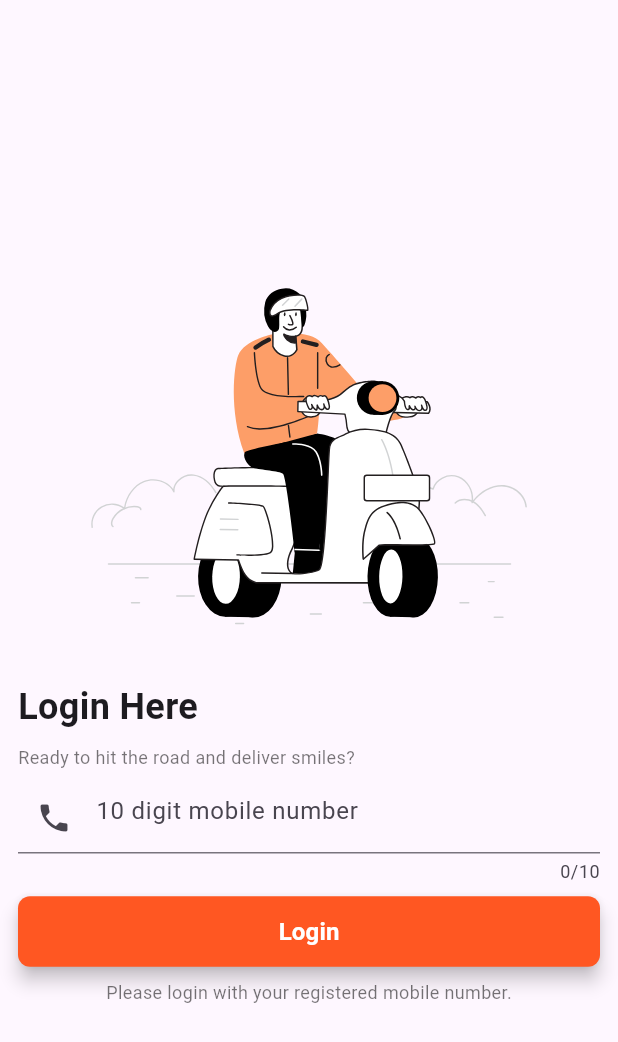
After one commit to gepton-infotech/dragonfly, a Flutter app: the screen it shows after launch, on a phone screen of 412 x 824 dp. The commit adds this screen. Shown: the top 1042 px of the screen. Run offline on Flutter 3.47's test engine with Material 3 defaults, Android fonts, the phone set to English and light mode, and no system bars; our stand-ins replace flutter_bloc, flutter_svg, google_fonts.

Commit message:
feat: Adds login and otp forms

```diff
--- a/milkton_executive/lib/main.dart
+++ b/milkton_executive/lib/main.dart
@@ -27,6 +27,7 @@ class MilktonExecutive extends StatelessWidget {
           useMaterial3: true,
         ),
         home: BlocBuilder<AuthCubit, AuthState>(
+          buildWhen: (previous, current) => current is! AuthInitial,
           builder: (context, state) {
             if (state is AuthLoggedInState) {
               return const SplashScreen();
--- a/milkton_executive/lib/presentation/screens/login.dart
+++ b/milkton_executive/lib/presentation/screens/login.dart
@@ -1,5 +1,11 @@
 import 'package:flutter/material.dart';
-import 'package:flutter_svg/svg.dart';
+import 'package:flutter_bloc/flutter_bloc.dart';
+import 'package:milkton_executive/cubit/auth/auth_cubit.dart';
+import 'package:milkton_executive/presentation/widgets/login_form.dart';
+import 'package:milkton_executive/presentation/widgets/otp_form.dart';
+
+// Define constants
+const double paddingValue = 12.0;
 
 class LoginScreen extends StatelessWidget {
   const LoginScreen({super.key});
@@ -9,69 +15,24 @@ class LoginScreen extends StatelessWidget {
     return Scaffold(
       body: Center(
         child: Padding(
-          padding: const EdgeInsets.symmetric(horizontal: 12),
-          child: SingleChildScrollView(
-            child: Column(
-              mainAxisAlignment: MainAxisAlignment.center,
-              crossAxisAlignment: CrossAxisAlignment.stretch,
-              children: [
-                SvgPicture.asset('assets/images/scooter.svg'),
-                const Text(
-                  'Login Here',
-                  style: TextStyle(
-                    fontSize: 24,
-                    fontWeight: FontWeight.bold,
+          padding: const EdgeInsets.symmetric(horizontal: paddingValue),
+          child: BlocConsumer<AuthCubit, AuthState>(
+            listener: (context, state) {
+              if (state is AuthErrorState) {
+                ScaffoldMessenger.of(context).showSnackBar(
+                  SnackBar(
+                    content: Text(state.error),
+                    backgroundColor: Colors.red,
                   ),
-                ),
-                const SizedBox(height: 8.0),
-                const Text(
-                  'Ready to hit the road and deliver smiles?',
-                  style: TextStyle(
-                    fontSize: 12,
-                    color: Colors.black54,
-                  ),
-                ),
-                const SizedBox(height: 8.0),
-                const TextField(
-                  maxLength: 10,
-                  keyboardType: TextInputType.phone,
-                  decoration: InputDecoration(
-                    hintText: '10 digit mobile number',
-                    prefixIcon: Icon(Icons.phone),
-                  ),
-                ),
-                const SizedBox(height: 8.0),
-                ElevatedButton(
-                  onPressed: () {},
-                  style: ElevatedButton.styleFrom(
-                    backgroundColor: Colors.deepOrange, // background color
-                    foregroundColor: Colors.white, // text color
-                    elevation: 5, // button's elevation when it's pressed
-                    shape: RoundedRectangleBorder(
-                      borderRadius: BorderRadius.circular(8.0),
-                    ),
-                    padding: const EdgeInsets.symmetric(vertical: 12),
-                  ),
-                  child: const Text(
-                    'Login',
-                    style: TextStyle(
-                      fontSize: 16,
-                      fontWeight: FontWeight.bold,
-                    ),
-                  ),
-                ),
-                const SizedBox(height: 8.0),
-                const Center(
-                  child: Text(
-                    'Please login with your registered mobile number.',
-                    style: TextStyle(
-                      fontSize: 12,
-                      color: Colors.black54,
-                    ),
-                  ),
-                )
-              ],
-            ),
+                );
+              }
+            },
+            builder: (context, state) {
+              if (state is AuthCodeSentState) {
+                return const OtpForm();
+              }
+              return const LoginForm();
+            },
           ),
         ),
       ),
--- /dev/null
+++ b/milkton_executive/lib/presentation/widgets/login_form.dart
@@ -0,0 +1,76 @@
+import 'package:flutter/material.dart';
+import 'package:flutter_svg/svg.dart';
+import 'package:milkton_executive/presentation/widgets/otp_form.dart';
+
+const double sizedBoxHeight = 8.0;
+
+class LoginForm extends StatelessWidget {
+  const LoginForm({super.key});
+
+  @override
+  Widget build(BuildContext context) {
+    return SingleChildScrollView(
+      child: Column(
+        mainAxisAlignment: MainAxisAlignment.center,
+        crossAxisAlignment: CrossAxisAlignment.stretch,
+        children: [
+          SvgPicture.asset('assets/images/scooter.svg'),
+          const Text(
+            'Login Here',
+            style: TextStyle(
+              fontSize: 24,
+              fontWeight: FontWeight.bold,
+            ),
+          ),
+          const SizedBox(height: sizedBoxHeight),
+          const Text(
+            'Ready to hit the road and deliver smiles?',
+            style: TextStyle(
+              fontSize: 12,
+              color: Colors.black54,
+            ),
+          ),
+          const SizedBox(height: sizedBoxHeight),
+          const TextField(
+            maxLength: 10,
+            keyboardType: TextInputType.phone,
+            decoration: InputDecoration(
+              hintText: '10 digit mobile number',
+              prefixIcon: Icon(Icons.phone),
+            ),
+          ),
+          const SizedBox(height: sizedBoxHeight),
+          ElevatedButton(
+            onPressed: () {},
+            style: ElevatedButton.styleFrom(
+              backgroundColor: Colors.deepOrange, // background color
+              foregroundColor: Colors.white, // text color
+              elevation: 5, // button's elevation when it's pressed
+              shape: RoundedRectangleBorder(
+                borderRadius: BorderRadius.circular(8.0),
+              ),
+              padding: const EdgeInsets.symmetric(vertical: 12),
+            ),
+            child: const Text(
+              'Login',
+              style: TextStyle(
+                fontSize: 16,
+                fontWeight: FontWeight.bold,
+              ),
+            ),
+          ),
+          const SizedBox(height: sizedBoxHeight),
+          const Center(
+            child: Text(
+              'Please login with your registered mobile number.',
+              style: TextStyle(
+                fontSize: 12,
+                color: Colors.black54,
+              ),
+            ),
+          )
+        ],
+      ),
+    );
+  }
+}
```
Also changed, not shown: milkton_executive/lib/presentation/widgets/otp_form.dart (added, +75 -0 lines), milkton_executive/assets/images/password.svg (added).
